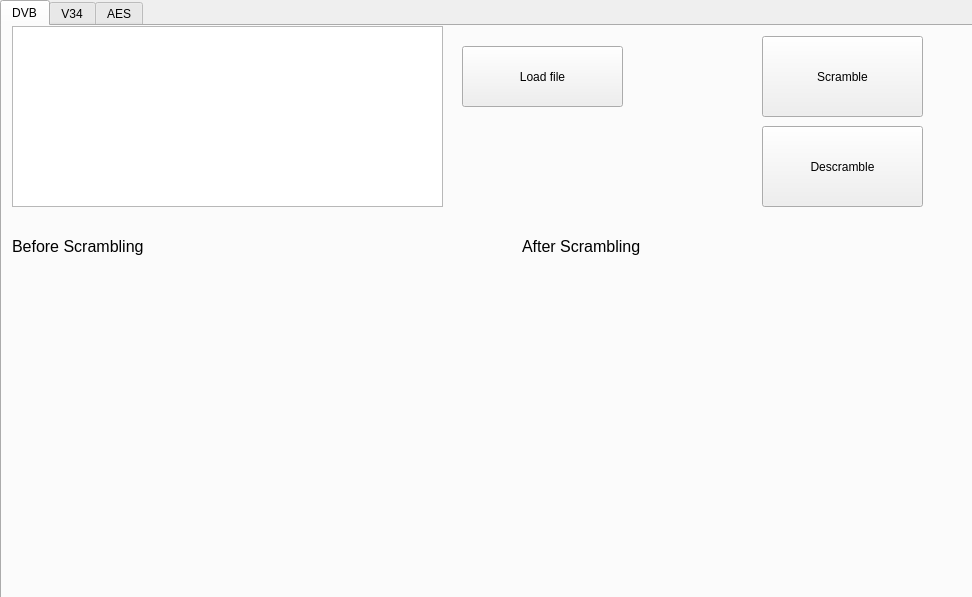
The window that ScramblersGUI/scramblergui.ui (68Kamil68/NiDUC-KrystianWojakiewiczKamilKrakowskiKarolMisterkiewicz) describes before a commit, drawn with Qt 5.
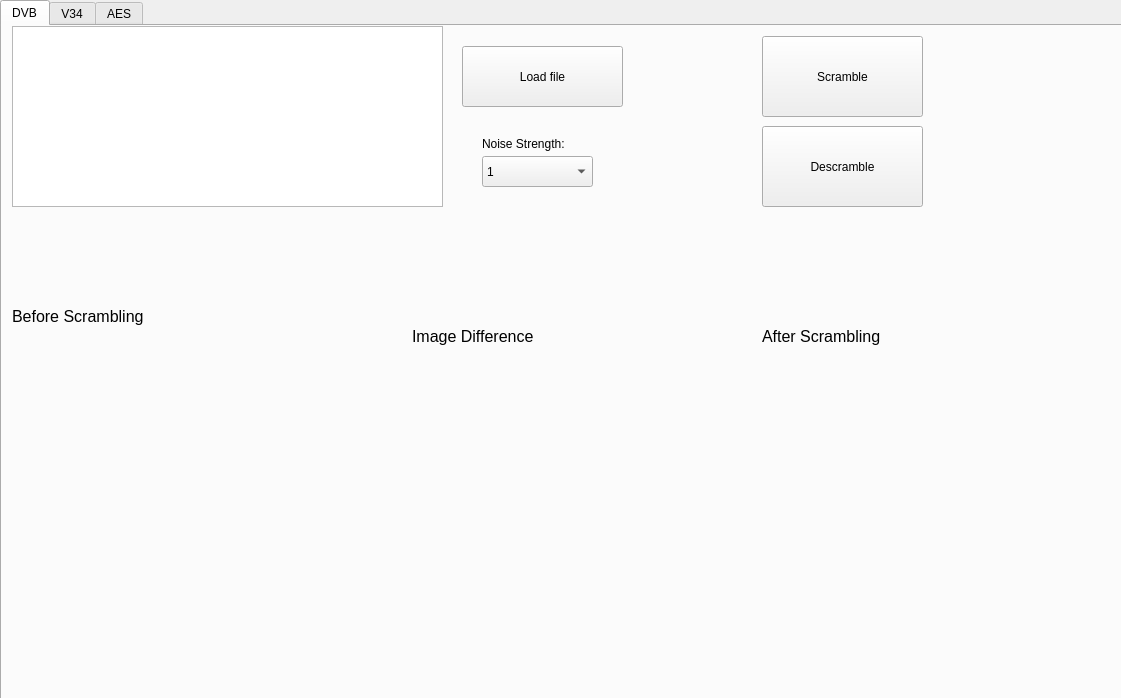
The same window after the commit. The open tabs and pages were chosen to show the change.

Commit message: started working on image difference(still buggy). noise is buggy, aes is buggy, noised descrambling seems buggy

```diff
--- a/ScramblersGUI/scramblergui.ui
+++ b/ScramblersGUI/scramblergui.ui
@@ -6,8 +6,8 @@
    <rect>
     <x>0</x>
     <y>0</y>
-    <width>972</width>
-    <height>597</height>
+    <width>1121</width>
+    <height>698</height>
    </rect>
   </property>
   <property name="windowTitle">
@@ -57,8 +57,8 @@
     <rect>
      <x>0</x>
      <y>0</y>
-     <width>981</width>
-     <height>601</height>
+     <width>1131</width>
+     <height>701</height>
     </rect>
    </property>
    <property name="currentIndex">
@@ -85,7 +85,7 @@
      <property name="geometry">
       <rect>
        <x>10</x>
-       <y>200</y>
+       <y>270</y>
        <width>171</width>
        <height>41</height>
       </rect>
@@ -125,8 +125,8 @@
     <widget class="QLabel" name="afterLabelDVB">
      <property name="geometry">
       <rect>
-       <x>520</x>
-       <y>200</y>
+       <x>760</x>
+       <y>290</y>
        <width>171</width>
        <height>41</height>
       </rect>
@@ -156,10 +156,10 @@
     <widget class="QLabel" name="afterImgLabelDVB">
      <property name="geometry">
       <rect>
-       <x>520</x>
-       <y>240</y>
-       <width>431</width>
-       <height>321</height>
+       <x>710</x>
+       <y>330</y>
+       <width>361</width>
+       <height>311</height>
       </rect>
      </property>
      <property name="autoFillBackground">
@@ -172,10 +172,10 @@
     <widget class="QLabel" name="beforeImgLabelDVB">
      <property name="geometry">
       <rect>
-       <x>0</x>
-       <y>240</y>
-       <width>421</width>
-       <height>321</height>
+       <x>10</x>
+       <y>340</y>
+       <width>331</width>
+       <height>311</height>
       </rect>
      </property>
      <property name="autoFillBackground">
@@ -185,6 +185,100 @@
       <string/>
      </property>
     </widget>
+    <widget class="QComboBox" name="comboBoxDVB">
+     <property name="geometry">
+      <rect>
+       <x>480</x>
+       <y>130</y>
+       <width>111</width>
+       <height>31</height>
+      </rect>
+     </property>
+     <item>
+      <property name="text">
+       <string>1</string>
+      </property>
+     </item>
+     <item>
+      <property name="text">
+       <string>5</string>
+      </property>
+     </item>
+     <item>
+      <property name="text">
+       <string>10</string>
+      </property>
+     </item>
+     <item>
+      <property name="text">
+       <string>50</string>
+      </property>
+     </item>
+     <item>
+      <property name="text">
+       <string>100</string>
+      </property>
+     </item>
+     <item>
+      <property name="text">
+       <string>200</string>
+      </property>
+     </item>
+     <item>
+      <property name="text">
+       <string>500</string>
+      </property>
+     </item>
+     <item>
+      <property name="text">
+       <string>1000</string>
+      </property>
+     </item>
+    </widget>
+    <widget class="QLabel" name="noiseLabelDV">
+     <property name="geometry">
+      <rect>
+       <x>480</x>
+       <y>110</y>
+       <width>101</width>
+       <height>16</height>
+      </rect>
+     </property>
+     <property name="text">
+      <string>Noise Strength:</string>
+     </property>
+    </widget>
+    <widget class="QLabel" name="label">
+     <property name="geometry">
+      <rect>
+       <x>410</x>
+       <y>290</y>
+       <width>161</width>
+       <height>41</height>
+      </rect>
+     </property>
+     <property name="font">
+      <font>
+       <pointsize>12</pointsize>
+      </font>
+     </property>
+     <property name="text">
+      <string>Image Difference</string>
+     </property>
+    </widget>
+    <widget class="QLabel" name="diffLabelDVB">
+     <property name="geometry">
+      <rect>
+       <x>350</x>
+       <y>350</y>
+       <width>321</width>
+       <height>301</height>
+      </rect>
+     </property>
+     <property name="text">
+      <string/>
+     </property>
+    </widget>
    </widget>
    <widget class="QWidget" name="tabV34">
     <attribute name="title">
```
Left out of the diff: 230 changed lines with no effect on the pictures. The commit also changes 4 other files.
